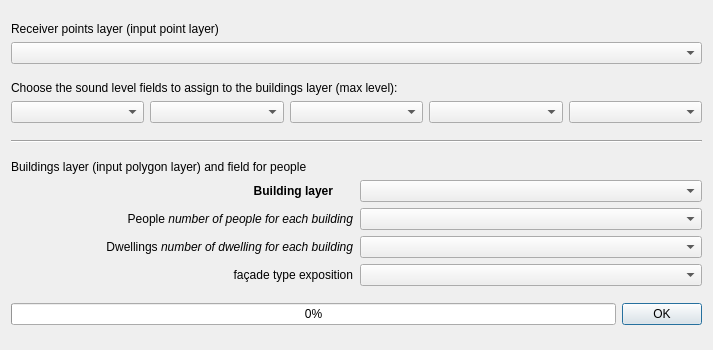
Above: tools/ui_AssignLevelsToBuildings.ui from pierluigiderosa/openoise before the change. Below: the same form after it.
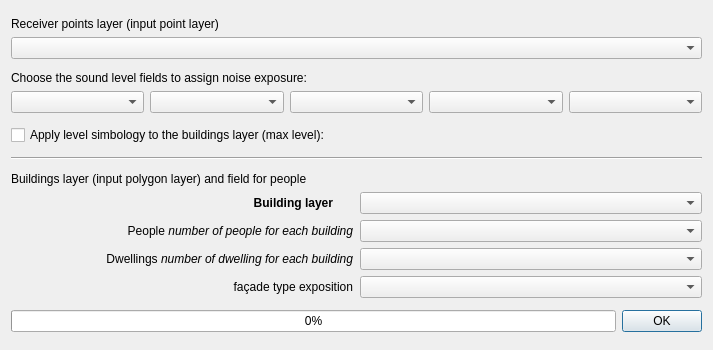
That is the form after the change. Custom widgets are drawn as their Qt base class.

Commit message: - added checks for fields combobox

```diff
--- a/tools/ui_AssignLevelsToBuildings.ui
+++ b/tools/ui_AssignLevelsToBuildings.ui
@@ -79,7 +79,7 @@
         </sizepolicy>
        </property>
        <property name="text">
-        <string>Choose the sound level fields to assign to the buildings layer (max level):</string>
+        <string>Choose the sound level fields to assign noise exposure:</string>
        </property>
       </widget>
      </item>
@@ -104,6 +104,13 @@
      </item>
     </layout>
    </item>
+   <item>
+    <widget class="QCheckBox" name="applyNoiseSimbology">
+     <property name="text">
+      <string>Apply level simbology to the buildings layer (max level):</string>
+     </property>
+    </widget>
+   </item>
    <item>
     <widget class="Line" name="line">
      <property name="orientation">
```
The commit also changes 3 other files.
